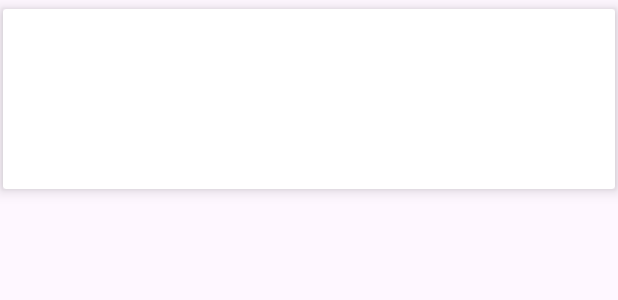
After one commit to rajkumu12/Scrach_wheelSpin_gaminConcept, an Android app: the layout imageitem.xml on its own in the app's theme, with its tools: preview values and no code run, on a phone screen of 412 x 824 dp. The commit adds this screen. Shown: the top 300 px of the screen. Run offline under Robolectric (Android 15) with nearby library versions, the phone set to English and light mode, and no system bars.

Commit message:
listing enabled

```diff
--- a/app/build.gradle.kts
+++ b/app/build.gradle.kts
@@ -44,6 +44,7 @@ dependencies {
     implementation ("com.github.mmoamenn:LuckyWheel_Android:0.3.0")
     implementation ("com.github.AnupKumarPanwar:ScratchView:1.3")
     implementation ("com.airbnb.android:lottie:3.4.0")
+    implementation ("com.github.bumptech.glide:glide:4.16.0")
     testImplementation("junit:junit:4.13.2")
     implementation ("com.github.zynkware:Document-Scanning-Android-SDK:1.1.1")
     androidTestImplementation("androidx.test.ext:junit:1.1.5")
--- /dev/null
+++ b/app/src/main/res/layout/imageitem.xml
@@ -0,0 +1,16 @@
+<?xml version="1.0" encoding="utf-8"?>
+<androidx.cardview.widget.CardView xmlns:android="http://schemas.android.com/apk/res/android"
+    android:layout_width="match_parent"
+    android:layout_height="120dp"
+    android:layout_marginHorizontal="2dp"
+    android:layout_marginTop="6dp"
+    app:cardBackgroundColor="@color/white"
+    xmlns:app="http://schemas.android.com/apk/res-auto"
+    app:cardElevation="6dp">
+    <ImageView
+        android:layout_width="match_parent"
+        android:layout_height="match_parent"
+        android:scaleType="fitXY"
+        android:id="@+id/image_"/>
+
+</androidx.cardview.widget.CardView>
```
Also changed, not shown: app/src/main/java/com/example/scrachcard/AppScanActivity.kt (+23 -1 lines), app/src/main/java/com/example/scrachcard/ImageListAdapter.kt (added, +32 -0 lines), app/src/main/java/com/example/scrachcard/ImageModel.kt (added, +17 -0 lines), app/src/main/res/layout/activity_app_scan.xml (+8 -2 lines).
